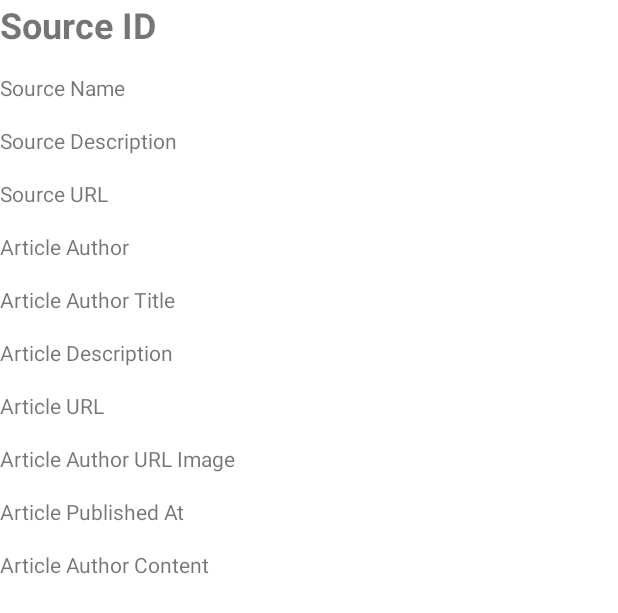
After one commit to MarkKolenbrander/CapstoneNewsApp, an Android app: the layout fragment_detail.xml on its own in the app's theme, with its tools: preview values and no code run, on a phone screen of 412 x 824 dp. The commit adds this screen. Shown: the top 613 px of the screen. Run offline under Robolectric (Android 15) with nearby library versions, the phone set to English and light mode, and no system bars.

Commit message:
Commit - 1
(I forgot to do some commits)
- Added a Recycler view
- Added the Adapter and linked the Custom View to it
- Added the ViewHolder
- Added a delete button with the functionality

Next step:
- Create detail fragment and link the article details to it. I will use in the recycler view then only source and title, the rest will be showed in the detail screen

```diff
--- a/app/build.gradle
+++ b/app/build.gradle
@@ -18,7 +18,6 @@ android {
 
     buildTypes {
         buildFeatures{
-            dataBinding true
             viewBinding true
         }
         release {
@@ -37,8 +36,9 @@ android {
 
 dependencies {
 
-    implementation 'androidx.core:core-ktx:1.8.0'
-    implementation 'androidx.appcompat:appcompat:1.5.0'
+    implementation 'androidx.core:core-ktx:1.9.0'
+    implementation 'androidx.appcompat:appcompat:1.5.1'
+    implementation 'androidx.recyclerview:recyclerview:1.2.1'
     implementation 'com.google.android.material:material:1.6.1'
     implementation 'androidx.constraintlayout:constraintlayout:2.1.4'
     testImplementation 'junit:junit:4.13.2'
--- /dev/null
+++ b/app/src/main/res/drawable/ic_baseline_close_24.xml
@@ -0,0 +1,5 @@
+<vector android:height="24dp" android:tint="#000000"
+    android:viewportHeight="24" android:viewportWidth="24"
+    android:width="24dp" xmlns:android="http://schemas.android.com/apk/res/android">
+    <path android:fillColor="@android:color/white" android:pathData="M19,6.41L17.59,5 12,10.59 6.41,5 5,6.41 10.59,12 5,17.59 6.41,19 12,13.41 17.59,19 19,17.59 13.41,12z"/>
+</vector>
--- /dev/null
+++ b/app/src/main/res/layout/fragment_detail.xml
@@ -0,0 +1,87 @@
+<?xml version="1.0" encoding="utf-8"?>
+<LinearLayout xmlns:android="http://schemas.android.com/apk/res/android"
+    xmlns:tools="http://schemas.android.com/tools"
+    android:layout_width="match_parent"
+    android:layout_height="match_parent"
+    android:orientation="vertical"
+    tools:context=".DetailFragment">
+
+    <TextView
+        android:id="@+id/tv_source_id"
+        android:layout_width="match_parent"
+        android:layout_height="wrap_content"
+        android:textStyle="bold"
+        android:textSize="24sp"
+        tools:text="Source ID" />
+
+    <TextView
+        android:id="@+id/tv_source_name"
+        android:layout_width="match_parent"
+        android:layout_height="wrap_content"
+        android:layout_marginTop="16dp"
+        tools:text="Source Name" />
+
+    <TextView
+        android:id="@+id/tv_source_description"
+        android:layout_width="match_parent"
+        android:layout_height="wrap_content"
+        android:layout_marginTop="16dp"
+        tools:text="Source Description" />
+
+    <TextView
+        android:id="@+id/tv_source_url"
+        android:layout_width="match_parent"
+        android:layout_height="wrap_content"
+        android:layout_marginTop="16dp"
+        tools:text="Source URL" />
+
+    <TextView
+        android:id="@+id/tv_article_author"
+        android:layout_width="match_parent"
+        android:layout_height="wrap_content"
+        android:layout_marginTop="16dp"
+        tools:text="Article Author" />
+
+    <TextView
+        android:id="@+id/tv_article_title"
+        android:layout_width="match_parent"
+        android:layout_height="wrap_content"
+        android:layout_marginTop="16dp"
+        tools:text="Article Author Title" />
+
+    <TextView
+        android:id="@+id/tv_article_description"
+        android:layout_width="match_parent"
+        android:layout_height="wrap_content"
+        android:layout_marginTop="16dp"
+        tools:text="Article Description" />
+
+    <TextView
+        android:id="@+id/tv_article_url"
+        android:layout_width="match_parent"
+        android:layout_height="wrap_content"
+        android:layout_marginTop="16dp"
+        tools:text="Article URL" />
+
+    <TextView
+        android:id="@+id/tv_article_url_image"
+        android:layout_width="match_parent"
+        android:layout_height="wrap_content"
+        android:layout_marginTop="16dp"
+        tools:text="Article Author URL Image" />
+
+    <TextView
+        android:id="@+id/tv_article_published_at"
+        android:layout_width="match_parent"
+        android:layout_height="wrap_content"
+        android:layout_marginTop="16dp"
+        tools:text="Article Published At" />
+
+    <TextView
+        android:id="@+id/tv_article_content"
+        android:layout_width="match_parent"
+        android:layout_height="wrap_content"
+        android:layout_marginTop="16dp"
+        tools:text="Article Author Content" />
+
+</LinearLayout>
--- a/app/src/main/res/values/strings.xml
+++ b/app/src/main/res/values/strings.xml
@@ -1,3 +1,4 @@
 <resources>
     <string name="app_name">CapstoneNewsApp</string>
+    <string name="delete_button">delete button</string>
 </resources>
```
Also changed, not shown: app/src/main/java/com/markkolenbrander/capstonenewsapp/DetailFragment.kt (added, +24 -0 lines), app/src/main/java/com/markkolenbrander/capstonenewsapp/MainActivity.kt (+2 -12 lines), app/src/main/java/com/markkolenbrander/capstonenewsapp/adapters/ArticleAdapter.kt (added, +38 -0 lines), app/src/main/java/com/markkolenbrander/capstonenewsapp/views/ArticleView.kt (+10 -1 lines), app/src/main/java/com/markkolenbrander/capstonenewsapp/views/ArticleViewHolder.kt (added, +12 -0 lines), app/src/main/res/layout/activity_main.xml (+5 -13 lines), app/src/main/res/layout/article_view.xml (+23 -0 lines).
